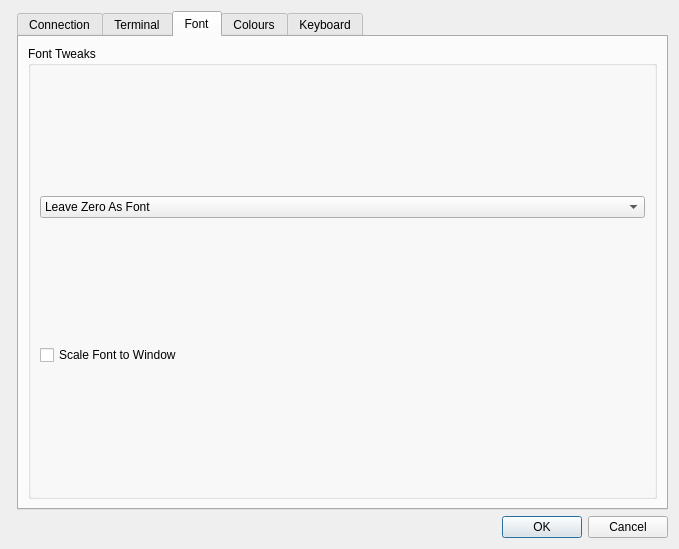
First picture: the form in PreferencesDialog.ui, repository HobbitHacker/Q3270, before the edit.
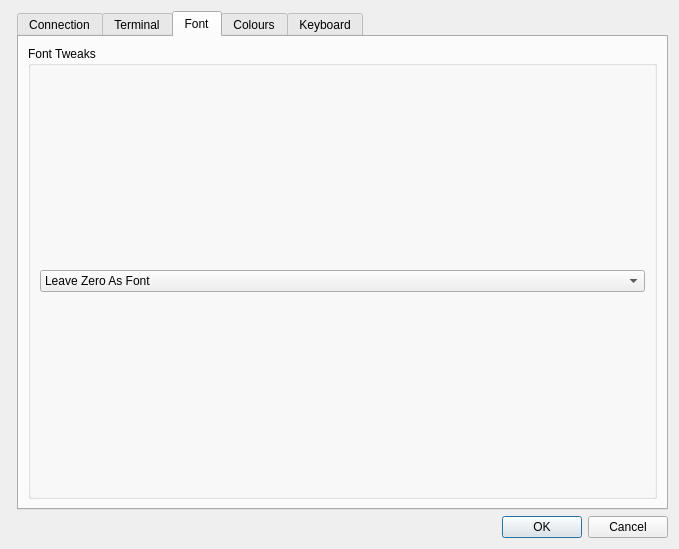
Second picture: the form after the edit. The open tabs and pages were chosen to show the change.

The edit to the form file:
```diff
--- a/PreferencesDialog.ui
+++ b/PreferencesDialog.ui
@@ -508,13 +508,6 @@
                 </item>
                </widget>
               </item>
-              <item>
-               <widget class="QCheckBox" name="FontScaling">
-                <property name="text">
-                 <string>Scale Font to Window</string>
-                </property>
-               </widget>
-              </item>
              </layout>
             </widget>
            </item>
```
Left out of the diff: 8 changed lines with no effect on the pictures.
